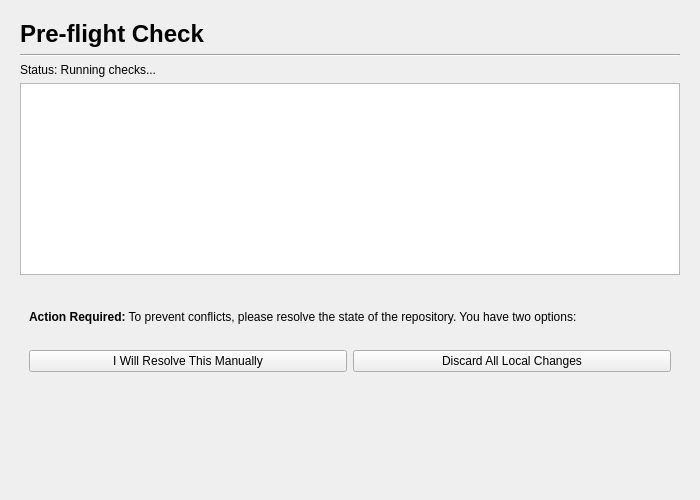
The window that gui/preflight_check_page.ui (mariolewis/asdf_factory) describes before a commit, drawn with Qt 5.
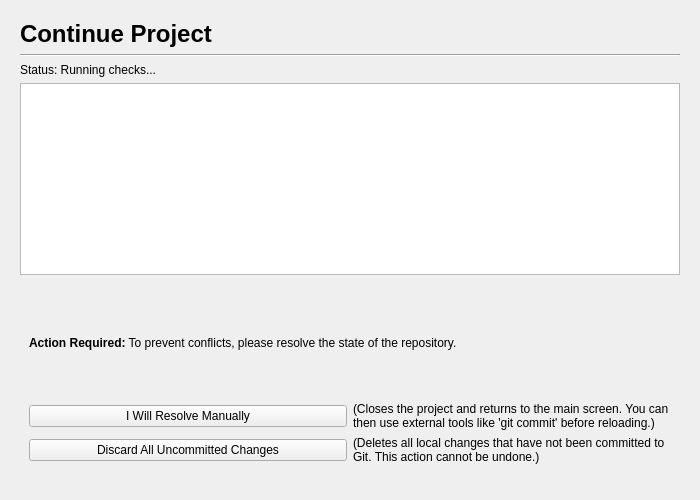
The same window after the commit. The open tabs and pages were chosen to show the change.

The edit to the form file:
```diff
--- a/gui/preflight_check_page.ui
+++ b/gui/preflight_check_page.ui
@@ -29,7 +29,7 @@
    <item>
     <widget class="QLabel" name="headerLabel">
      <property name="text">
-      <string>Pre-flight Check</string>
+      <string>Continue Project</string>
      </property>
      <property name="styleSheet">
       <string notr="true">font-size: 18pt; font-weight: bold;</string>
@@ -77,12 +77,6 @@
          <property name="orientation">
           <enum>Qt::Horizontal</enum>
          </property>
-         <property name="sizeHint" stdset="0">
-          <size>
-           <width>40</width>
-           <height>20</height>
-          </size>
-         </property>
         </spacer>
        </item>
       </layout>
@@ -92,7 +86,7 @@
        <item>
         <widget class="QLabel" name="stateDriftLabel">
          <property name="text">
-          <string>&lt;b&gt;Action Required:&lt;/b&gt; To prevent conflicts, please resolve the state of the repository. You have two options:</string>
+          <string>&lt;b&gt;Action Required:&lt;/b&gt; To prevent conflicts, please resolve the state of the repository.</string>
          </property>
          <property name="wordWrap">
           <bool>true</bool>
@@ -100,18 +94,38 @@
         </widget>
        </item>
        <item>
-        <layout class="QHBoxLayout" name="horizontalLayout_2">
-         <item>
+        <layout class="QGridLayout" name="gridLayout">
+         <item row="0" column="0">
           <widget class="QPushButton" name="manualResolveButton">
            <property name="text">
-            <string>I Will Resolve This Manually</string>
+            <string>I Will Resolve Manually</string>
            </property>
           </widget>
          </item>
-         <item>
+         <item row="0" column="1">
+          <widget class="QLabel" name="manualResolveLabel">
+           <property name="text">
+            <string>(Closes the project and returns to the main screen. You can then use external tools like 'git commit' before reloading.)</string>
+           </property>
+           <property name="wordWrap">
+            <bool>true</bool>
+           </property>
+          </widget>
+         </item>
+         <item row="1" column="0">
           <widget class="QPushButton" name="discardButton">
            <property name="text">
-            <string>Discard All Local Changes</string>
+            <string>Discard All Uncommitted Changes</string>
+           </property>
+          </widget>
+         </item>
+         <item row="1" column="1">
+          <widget class="QLabel" name="discardLabel">
+           <property name="text">
+            <string>(Deletes all local changes that have not been committed to Git. This action cannot be undone.)</string>
+           </property>
+           <property name="wordWrap">
+            <bool>true</bool>
            </property>
           </widget>
          </item>
@@ -133,12 +147,6 @@
          <property name="orientation">
           <enum>Qt::Horizontal</enum>
          </property>
-         <property name="sizeHint" stdset="0">
-          <size>
-           <width>40</width>
-           <height>20</height>
-          </size>
-         </property>
         </spacer>
        </item>
       </layout>
@@ -150,12 +158,6 @@
      <property name="orientation">
       <enum>Qt::Vertical</enum>
      </property>
-     <property name="sizeHint" stdset="0">
-      <size>
-       <width>20</width>
-       <height>40</height>
-      </size>
-     </property>
     </spacer>
    </item>
   </layout>
```
